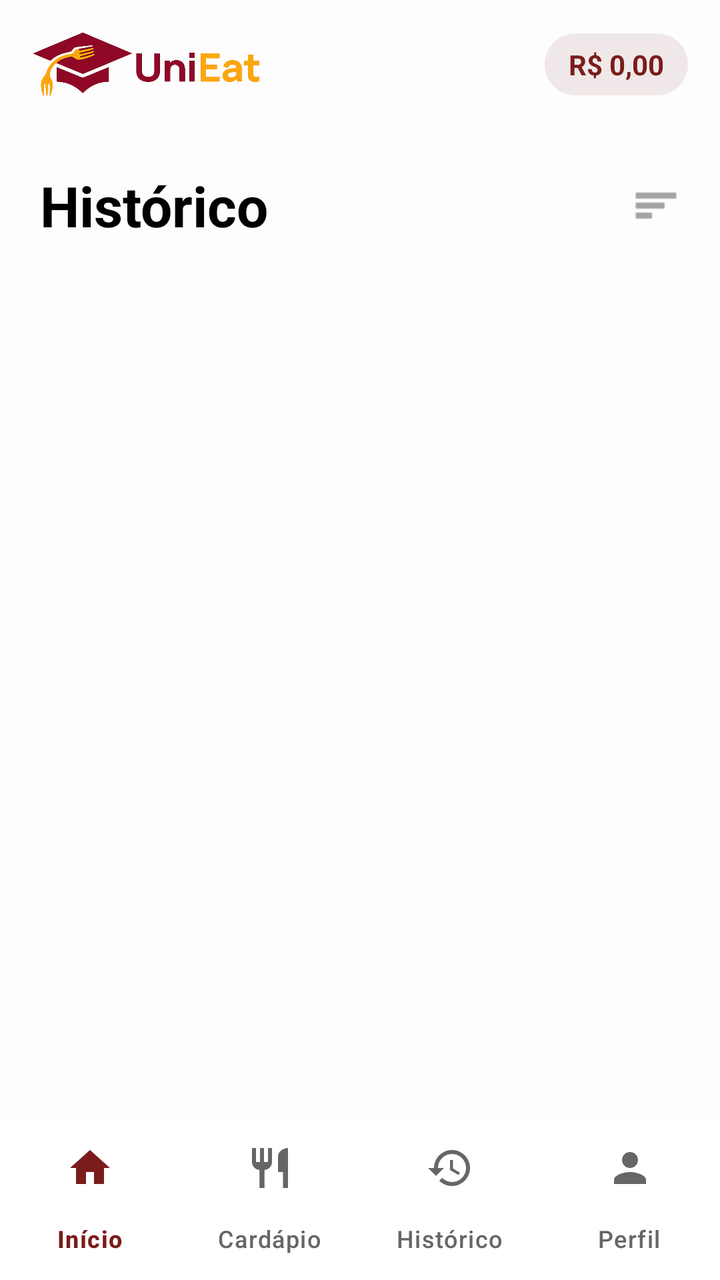
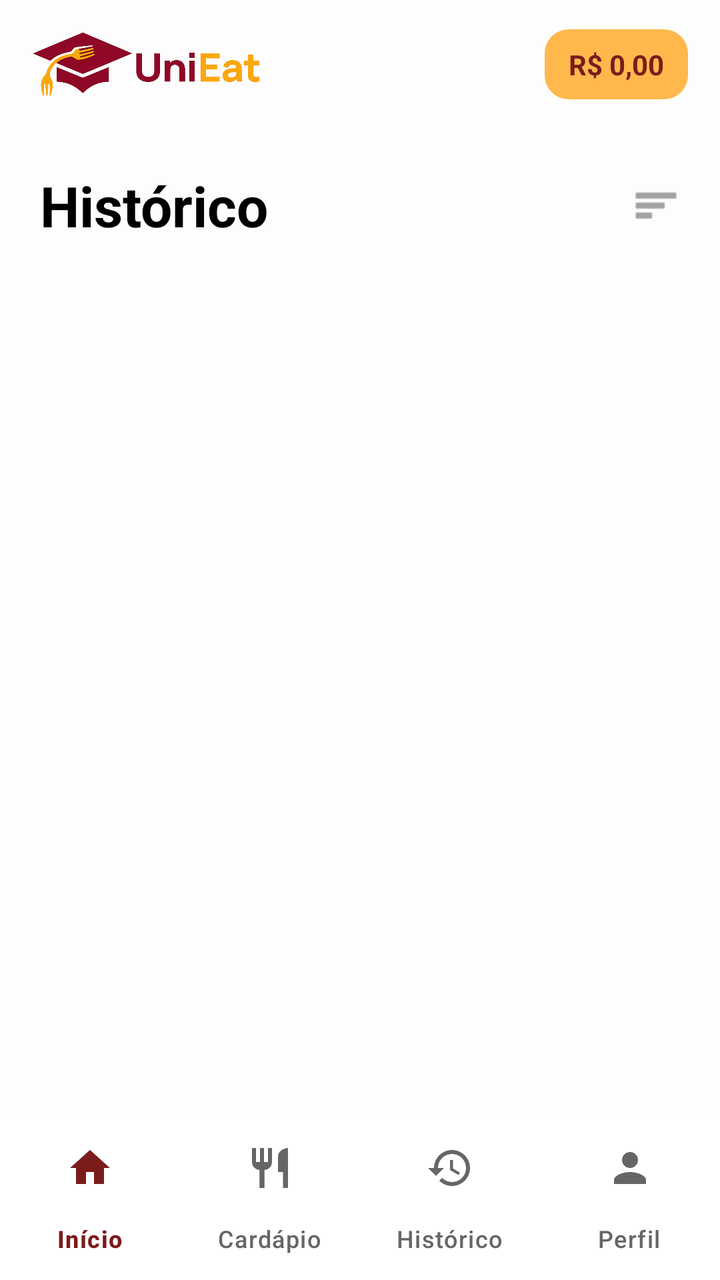

Screens rendered from an Android XML layout before and after an edit, with the pre-edit source and the edit as a unified diff.
<!-- AndroidManifest.xml: application theme Theme.UniEat -->
<!-- res/layout/activity_history.xml -->
<?xml version="1.0" encoding="utf-8"?>
<androidx.constraintlayout.widget.ConstraintLayout xmlns:android="http://schemas.android.com/apk/res/android"
    xmlns:app="http://schemas.android.com/apk/res-auto"
    android:layout_width="match_parent"
    android:layout_height="match_parent"
    android:background="#FDFDFD"
    android:fitsSystemWindows="true">

    <androidx.constraintlayout.widget.ConstraintLayout
        android:id="@+id/topBar"
        android:layout_width="match_parent"
        android:layout_height="64dp"
        android:paddingStart="16dp"
        android:paddingEnd="16dp"
        app:layout_constraintTop_toTopOf="parent">

        <ImageView
            android:layout_width="wrap_content"
            android:layout_height="32dp"
            android:src="@drawable/logo_unieat"
            android:contentDescription="UniEat"
            android:adjustViewBounds="true"
            app:layout_constraintBottom_toBottomOf="parent"
            app:layout_constraintStart_toStartOf="parent"
            app:layout_constraintTop_toTopOf="parent" />

        <LinearLayout
            android:layout_width="wrap_content"
            android:layout_height="wrap_content"
            android:background="@drawable/shape_chip_saldo"
            android:backgroundTint="#F0E8E8"
            android:gravity="center_vertical"
            android:orientation="horizontal"
            android:paddingHorizontal="12dp"
            android:paddingVertical="6dp"
            app:layout_constraintBottom_toBottomOf="parent"
            app:layout_constraintEnd_toEndOf="parent"
            app:layout_constraintTop_toTopOf="parent">

            <TextView
                android:id="@+id/tvBalance"
                android:layout_width="wrap_content"
                android:layout_height="wrap_content"
                android:text="R$ 0,00"
                android:textColor="#7B1C1C"
                android:textSize="14sp"
                android:textStyle="bold" />
        </LinearLayout>
    </androidx.constraintlayout.widget.ConstraintLayout>

    <androidx.core.widget.NestedScrollView
        android:layout_width="match_parent"
        android:layout_height="0dp"
        app:layout_constraintBottom_toTopOf="@+id/bottomNavigation"
        app:layout_constraintTop_toBottomOf="@id/topBar"
        app:layout_constraintStart_toStartOf="parent"
        app:layout_constraintEnd_toEndOf="parent">

        <LinearLayout
            android:layout_width="match_parent"
            android:layout_height="wrap_content"
            android:orientation="vertical"
            android:padding="20dp">

            <RelativeLayout
                android:layout_width="match_parent"
                android:layout_height="wrap_content"
                android:layout_marginBottom="20dp">

                <TextView
                    android:layout_width="wrap_content"
                    android:layout_height="wrap_content"
                    android:text="Histórico"
                    android:textColor="#000000"
                    android:textSize="28sp"
                    android:textStyle="bold" />

                <ImageView
                    android:layout_width="24dp"
                    android:layout_height="24dp"
                    android:layout_alignParentEnd="true"
                    android:layout_centerVertical="true"
                    android:src="@android:drawable/ic_menu_sort_by_size"
                    app:tint="#666666" />
            </RelativeLayout>

            <androidx.recyclerview.widget.RecyclerView
                android:id="@+id/rvHistory"
                android:layout_width="match_parent"
                android:layout_height="wrap_content"
                app:layoutManager="androidx.recyclerview.widget.LinearLayoutManager" />

        </LinearLayout>
    </androidx.core.widget.NestedScrollView>

    <com.google.android.material.bottomnavigation.BottomNavigationView
        android:id="@+id/bottomNavigation"
        android:layout_width="match_parent"
        android:layout_height="80dp"
        android:background="#FFFFFF"
        app:itemIconTint="@drawable/nav_item_color"
        app:itemTextColor="@drawable/nav_item_color"
        app:itemActiveIndicatorStyle="@style/Widget.Material3.BottomNavigationView.ActiveIndicator"
        app:itemRippleColor="@null"
        app:elevation="16dp"
        app:labelVisibilityMode="labeled"
        app:menu="@menu/bottom_nav_menu"
        app:layout_constraintBottom_toBottomOf="parent"
        app:layout_constraintStart_toStartOf="parent"
        app:layout_constraintEnd_toEndOf="parent" />

</androidx.constraintlayout.widget.ConstraintLayout>
<!-- resources referenced by this layout -->
<resources>
  <!-- drawable logo_unieat: png bitmap (drawable, 134527 bytes) -->
  <!-- drawable nav_item_color (drawable) -->
  <?xml version="1.0" encoding="utf-8"?>
  <selector xmlns:android="http://schemas.android.com/apk/res/android">
      <item android:color="#7B1C1C" android:state_checked="true" />
      <item android:color="#666666" />
  </selector>
  <!-- drawable shape_chip_saldo (drawable) -->
  <?xml version="1.0" encoding="utf-8"?>
  <shape xmlns:android="http://schemas.android.com/apk/res/android">
      <solid android:color="#FFE8B1" />
      <corners android:radius="20dp" />
  </shape>
  <style name="Theme.UniEat" parent="Base.Theme.UniEat" />
  <style name="Base.Theme.UniEat" parent="Theme.Material3.Light.NoActionBar">
  </style>
</resources>

<!-- the commit's change to res/layout/activity_history.xml (unified diff, before → after) -->
@@ -27,12 +27,12 @@
         <LinearLayout
             android:layout_width="wrap_content"
             android:layout_height="wrap_content"
-            android:background="@drawable/shape_chip_saldo"
-            android:backgroundTint="#F0E8E8"
+            android:background="@drawable/shape_badge_destaque"
+            android:backgroundTint="#FFB84C"
             android:gravity="center_vertical"
             android:orientation="horizontal"
             android:paddingHorizontal="12dp"
-            android:paddingVertical="6dp"
+            android:paddingVertical="8dp"
             app:layout_constraintBottom_toBottomOf="parent"
             app:layout_constraintEnd_toEndOf="parent"
             app:layout_constraintTop_toTopOf="parent">
<!-- resource entries referenced after the edit -->
@@ -7,11 +7,11 @@
       <item android:color="#7B1C1C" android:state_checked="true" />
       <item android:color="#666666" />
   </selector>
-  <!-- drawable shape_chip_saldo (drawable) -->
+  <!-- drawable shape_badge_destaque (drawable) -->
   <?xml version="1.0" encoding="utf-8"?>
   <shape xmlns:android="http://schemas.android.com/apk/res/android">
       <solid android:color="#FFE8B1" />
-      <corners android:radius="20dp" />
+      <corners android:radius="12dp" />
   </shape>
   <style name="Theme.UniEat" parent="Base.Theme.UniEat" />
   <style name="Base.Theme.UniEat" parent="Theme.Material3.Light.NoActionBar">
